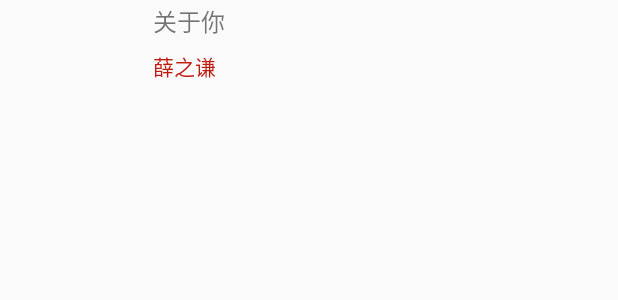
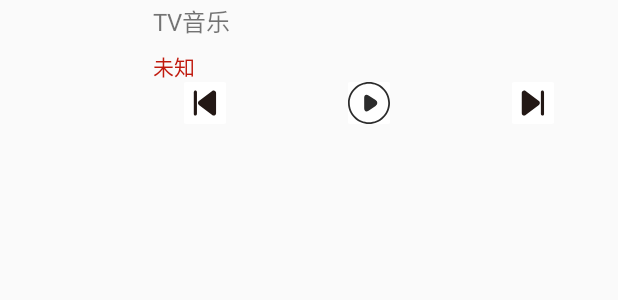
Before and after one commit to LBXZzzz/wangyiyun, an Android app: the layout notification.xml on its own in the app's theme, with its tools: preview values and no code run, on a phone screen of 412 x 824 dp. Shown: the top 300 px of the screen. Run offline under Robolectric (Android 15) with nearby library versions, the phone set to English and light mode, and no system bars.

Commit message:
添加了前台的按钮，但是进度条问题依然存在

```diff
--- a/app/src/main/res/layout/activity_search.xml
+++ b/app/src/main/res/layout/activity_search.xml
@@ -90,6 +90,7 @@
         android:layout_width="match_parent"
         android:layout_height="wrap_content" />
     <LinearLayout
+        android:id="@+id/lly_search_recyclerview"
         android:layout_marginTop="20dp"
         android:layout_width="330dp"
         android:layout_gravity="center"
--- a/musicmelody/src/main/java/com/example/musicmelody/IMusic.java
+++ b/musicmelody/src/main/java/com/example/musicmelody/IMusic.java
@@ -21,4 +21,5 @@ public interface IMusic {
     void openMusic(SongItem songItem);
     //获取播放模式
     int playModeInt();
+
 }
--- a/musicmelody/src/main/java/com/example/musicmelody/MusicActivity.java
+++ b/musicmelody/src/main/java/com/example/musicmelody/MusicActivity.java
@@ -15,6 +15,7 @@ import android.widget.ImageButton;
 import android.widget.ImageView;
 import android.widget.SeekBar;
 import android.widget.TextView;
+import android.widget.Toast;
 
 import com.squareup.picasso.Picasso;
 
@@ -47,6 +48,7 @@ public class MusicActivity extends AppCompatActivity {
         songItem= (SongItem) bundle.getSerializable("SongList");
         int playMode=bundle.getInt("playMode");
         Log.d("zwui",String.valueOf(playMode));
+        //播放播放模式,1为列表播放，2为单循环，3为随机播放
         switch(playMode){
             case 1:
                 mivPlayMode.setImageResource(R.drawable.ic_list_play);
@@ -79,6 +81,7 @@ public class MusicActivity extends AppCompatActivity {
         mPlayImageView.setOnClickListener(new View.OnClickListener() {
             @Override
             public void onClick(View v) {
+                musicPlay.playMode();
                 if(!play){
                     //写音乐播放事件
                     mPlayImageView.setSelected(true);
@@ -144,12 +147,15 @@ public class MusicActivity extends AppCompatActivity {
                 switch(playInt){
                     case 1:
                         mivPlayMode.setImageResource(R.drawable.ic_list_play);
+                        Toast.makeText(getApplicationContext(), "列表播放", Toast.LENGTH_SHORT).show();
                         break;
                     case 2:
                         mivPlayMode.setImageResource(R.drawable.ic_loop_playback);
+                        Toast.makeText(getApplicationContext(), "单曲循环", Toast.LENGTH_SHORT).show();
                         break;
                     case 3:
                         mivPlayMode.setImageResource(R.drawable.ic_random_play);
+                        Toast.makeText(getApplicationContext(), "随机播放", Toast.LENGTH_SHORT).show();
                         break;
                 }
 
--- a/musicmelody/src/main/res/layout/activity_music.xml
+++ b/musicmelody/src/main/res/layout/activity_music.xml
@@ -92,7 +92,7 @@
                 <ImageView
                     android:id="@+id/iv_play_mode_service"
                     android:padding="10dp"
-                    android:layout_width="40dp"
+                    android:layout_width="50dp"
                     android:layout_height="40dp"
                     android:src="@drawable/ic_list_play"
                     android:background="@drawable/linearlayout_water_selector"/>
--- a/musicmelody/src/main/res/layout/notification.xml
+++ b/musicmelody/src/main/res/layout/notification.xml
@@ -10,7 +10,6 @@
     <LinearLayout
         android:layout_width="match_parent"
         android:layout_height="wrap_content"
-
         android:orientation="horizontal">
      <ImageView
          android:id="@+id/iv_notification_music_photo"
@@ -18,7 +17,7 @@
          android:scaleType="fitXY"
          android:layout_height="80dp"/>
         <LinearLayout
-            android:layout_width="wrap_content"
+            android:layout_width="match_parent"
             android:layout_height="wrap_content"
             android:layout_marginTop="2dp"
             android:orientation="vertical">
@@ -28,7 +27,7 @@
                 android:layout_height="wrap_content"
                 android:layout_marginLeft="20dp"
                 android:textSize="16sp"
-                android:text="关于你"/>
+                android:text="TV音乐"/>
             <TextView
                 android:id="@+id/tv_notification_singer_name"
                 android:layout_width="match_parent"
@@ -36,8 +35,47 @@
                 android:textColor="@color/big_red"
                 android:layout_marginTop="7dp"
                 android:layout_marginLeft="20dp"
-                android:text="薛之谦"/>
-
+                android:text="未知"/>
+            <LinearLayout
+                android:layout_width="match_parent"
+                android:layout_height="wrap_content">
+                <LinearLayout
+                    android:layout_weight="1"
+                    android:layout_width="wrap_content"
+                    android:gravity="center"
+                    android:layout_height="wrap_content">
+                    <ImageView
+                        android:id="@+id/iv_notification_pre_song_service"
+                        android:layout_width="28dp"
+                        android:layout_height="28dp"
+                        android:src="@drawable/ic_previous__song"
+                        android:background="@drawable/linearlayout_water_selector"/>
+                </LinearLayout>
+                <LinearLayout
+                    android:layout_weight="1"
+                    android:gravity="center"
+                    android:layout_width="wrap_content"
+                    android:layout_height="wrap_content">
+                    <ImageView
+                        android:id="@+id/iv_notification_music_play_service"
+                        android:layout_width="28dp"
+                        android:layout_height="28dp"
+                        android:src="@drawable/music_play"
+                        android:background="@drawable/linearlayout_water_selector"/>
+                </LinearLayout>
+                <LinearLayout
+                    android:layout_weight="1"
+                    android:gravity="center"
+                    android:layout_width="wrap_content"
+                    android:layout_height="wrap_content">
+                    <ImageView
+                        android:id="@+id/iv_notification_next_song_service"
+                        android:layout_width="28dp"
+                        android:layout_height="28dp"
+                        android:src="@drawable/ic_next_song"
+                        android:background="@drawable/linearlayout_water_selector"/>
+                </LinearLayout>
+            </LinearLayout>
         </LinearLayout>
     </LinearLayout>
 </LinearLayout>
```
Also changed, not shown: app/src/main/java/com/example/wangyiyun/view/SearchActivity.java (+6 -2 lines), musicmelody/src/main/java/com/example/musicmelody/MusicService.java (+20 -16 lines). Lines whose indentation alone changed are shown as unchanged.
